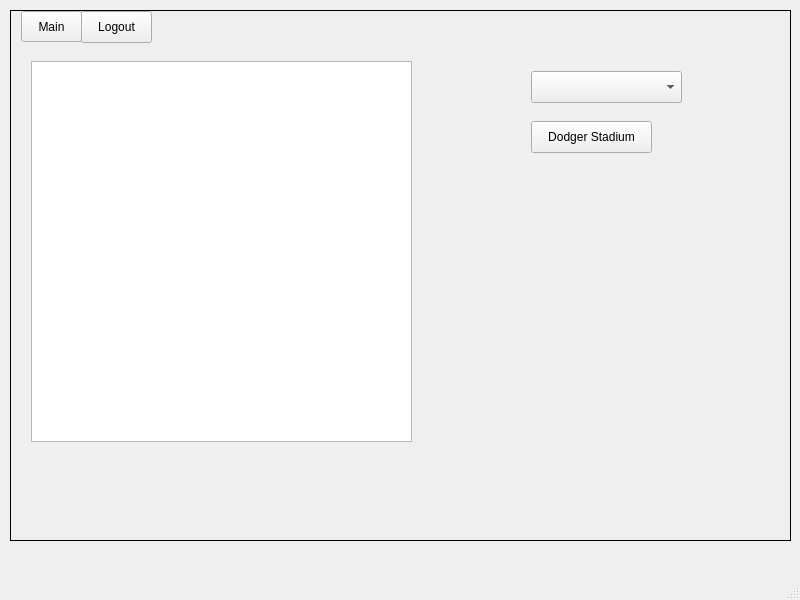
First picture: the form in CS1D_Project_2/mainwindow.ui, repository hicholasnu/Take-Me-Out-To-The-Ballgame, before the edit.
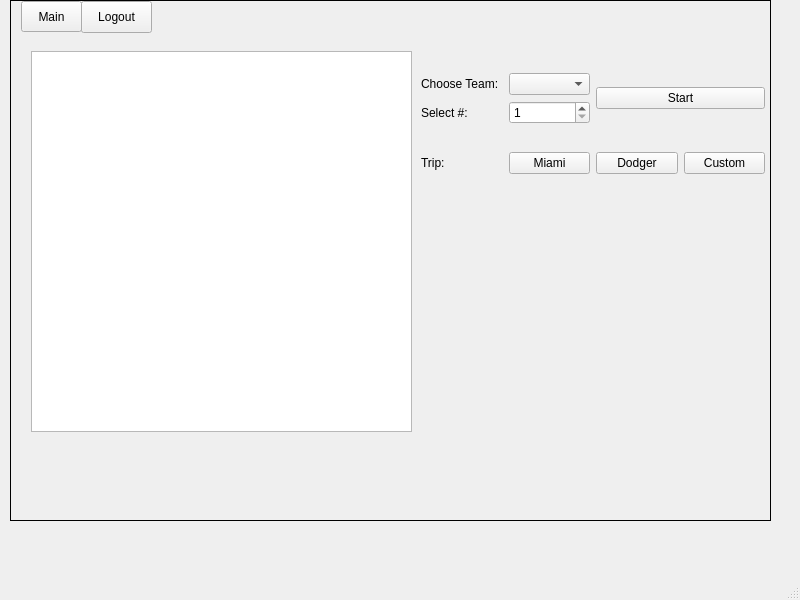
Second picture: the form after the edit.

```diff
--- a/CS1D_Project_2/mainwindow.ui
+++ b/CS1D_Project_2/mainwindow.ui
@@ -27,9 +27,9 @@
     <property name="geometry">
      <rect>
       <x>10</x>
-      <y>10</y>
-      <width>781</width>
-      <height>531</height>
+      <y>0</y>
+      <width>761</width>
+      <height>521</height>
      </rect>
     </property>
     <property name="styleSheet">
@@ -630,29 +630,121 @@
        </rect>
       </property>
      </widget>
-     <widget class="QComboBox" name="comboBoxNames">
+     <widget class="QLabel" name="labelDist">
       <property name="geometry">
        <rect>
-        <x>520</x>
-        <y>60</y>
-        <width>151</width>
-        <height>32</height>
-       </rect>
-      </property>
-     </widget>
-     <widget class="QPushButton" name="pushButtonDodger">
-      <property name="geometry">
-       <rect>
-        <x>520</x>
-        <y>110</y>
-        <width>121</width>
-        <height>32</height>
+        <x>20</x>
+        <y>455</y>
+        <width>371</width>
+        <height>51</height>
        </rect>
       </property>
       <property name="text">
-       <string>Dodger Stadium</string>
+       <string/>
       </property>
      </widget>
+     <widget class="QWidget" name="layoutWidget">
+      <property name="geometry">
+       <rect>
+        <x>410</x>
+        <y>50</y>
+        <width>344</width>
+        <height>145</height>
+       </rect>
+      </property>
+      <layout class="QHBoxLayout" name="horizontalLayout_4">
+       <item>
+        <layout class="QVBoxLayout" name="verticalLayout_3">
+         <item>
+          <layout class="QHBoxLayout" name="horizontalLayout_5">
+           <item>
+            <layout class="QVBoxLayout" name="verticalLayout">
+             <item>
+              <layout class="QHBoxLayout" name="horizontalLayout_2">
+               <item>
+                <widget class="QLabel" name="label">
+                 <property name="text">
+                  <string>Choose Team:</string>
+                 </property>
+                </widget>
+               </item>
+               <item>
+                <widget class="QComboBox" name="comboBoxNames"/>
+               </item>
+              </layout>
+             </item>
+             <item>
+              <layout class="QHBoxLayout" name="horizontalLayout_3">
+               <item>
+                <widget class="QLabel" name="label_2">
+                 <property name="text">
+                  <string>Select #:</string>
+                 </property>
+                </widget>
+               </item>
+               <item>
+                <widget class="QSpinBox" name="spinBoxNum">
+                 <property name="minimum">
+                  <number>1</number>
+                 </property>
+                 <property name="maximum">
+                  <number>30</number>
+                 </property>
+                </widget>
+               </item>
+              </layout>
+             </item>
+            </layout>
+           </item>
+           <item>
+            <layout class="QVBoxLayout" name="verticalLayout_2">
+             <item>
+              <widget class="QPushButton" name="pushButtonStart">
+               <property name="text">
+                <string>Start</string>
+               </property>
+              </widget>
+             </item>
+            </layout>
+           </item>
+          </layout>
+         </item>
+         <item>
+          <layout class="QHBoxLayout" name="horizontalLayout">
+           <item>
+            <widget class="QLabel" name="labelStart">
+             <property name="text">
+              <string>Trip:</string>
+             </property>
+            </widget>
+           </item>
+           <item>
+            <widget class="QPushButton" name="pushButtonMarlin">
+             <property name="text">
+              <string>Miami</string>
+             </property>
+            </widget>
+           </item>
+           <item>
+            <widget class="QPushButton" name="pushButtonDodger">
+             <property name="text">
+              <string>Dodger</string>
+             </property>
+            </widget>
+           </item>
+           <item>
+            <widget class="QPushButton" name="pushButton_Custom">
+             <property name="text">
+              <string>Custom</string>
+             </property>
+            </widget>
+           </item>
+          </layout>
+         </item>
+        </layout>
+       </item>
+      </layout>
+     </widget>
     </widget>
    </widget>
   </widget>
```
